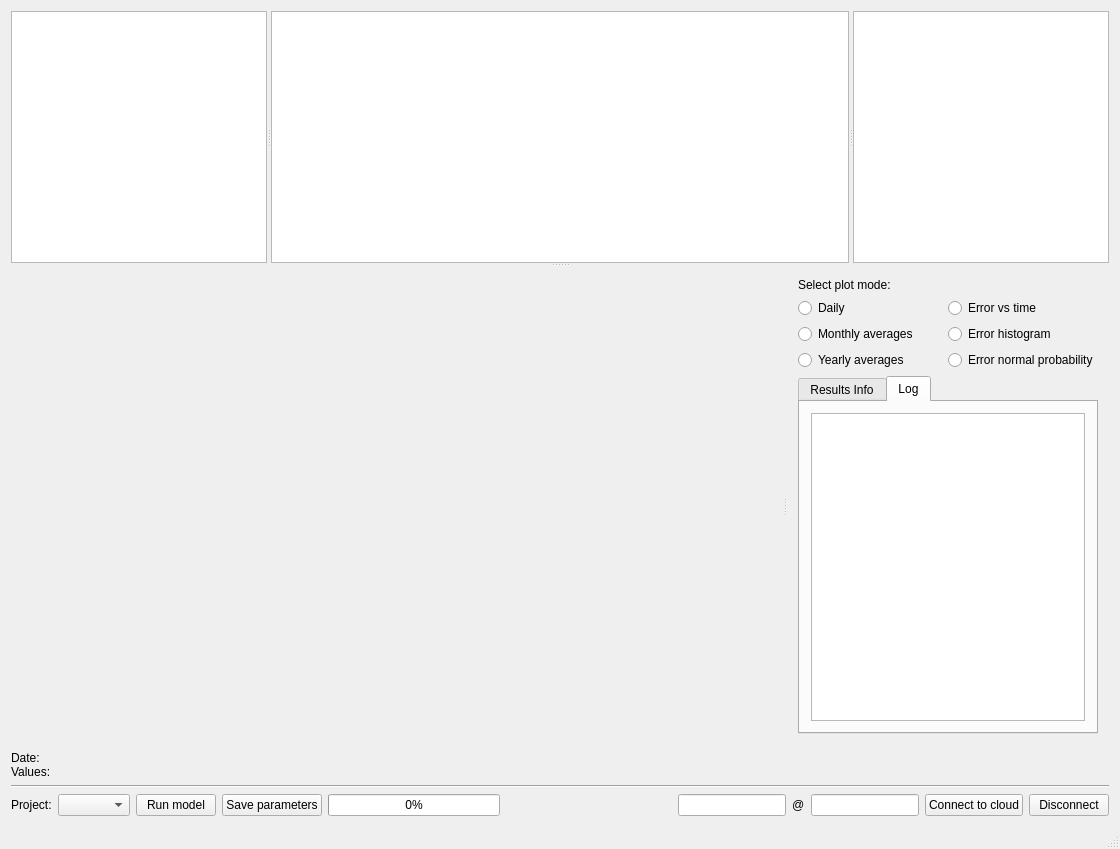
Before: the Qt Designer form mainwindow.ui in Lecheps/INCAView, drawn with Qt 5.
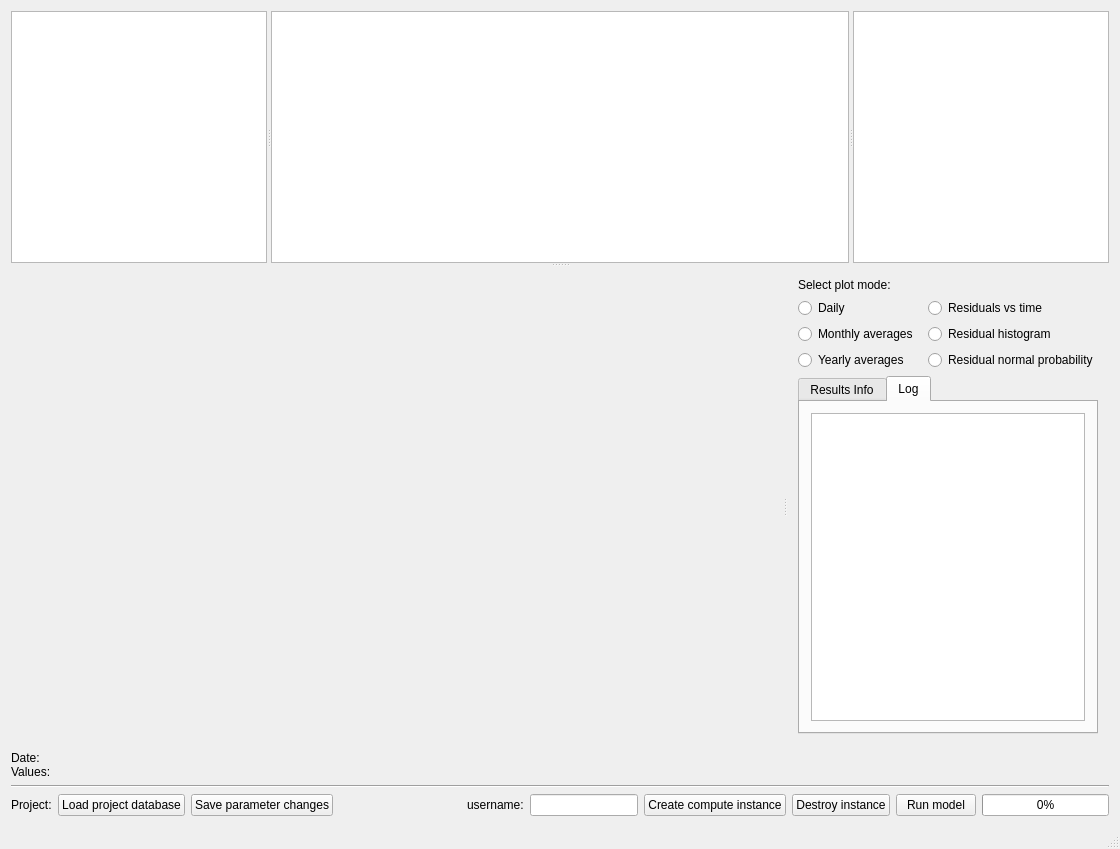
After: the same form once the commit is applied. Custom widgets are drawn as their Qt base class.

Commit message: More work on ability to create and destroy google compute instances. Added caching for loaded result data (untested)

The edit to the form file:
```diff
--- a/mainwindow.ui
+++ b/mainwindow.ui
@@ -122,21 +122,21 @@
                <item>
                 <widget class="QRadioButton" name="radioButtonErrors">
                  <property name="text">
-                  <string>Error vs time</string>
+                  <string>Residuals vs time</string>
                  </property>
                 </widget>
                </item>
                <item>
                 <widget class="QRadioButton" name="radioButtonErrorHistogram">
                  <property name="text">
-                  <string>Error histogram</string>
+                  <string>Residual histogram</string>
                  </property>
                 </widget>
                </item>
                <item>
                 <widget class="QRadioButton" name="radioButtonErrorNormalProbability">
                  <property name="text">
-                  <string>Error normal probability</string>
+                  <string>Residual normal probability</string>
                  </property>
                 </widget>
                </item>
@@ -207,29 +207,16 @@
          </widget>
         </item>
         <item>
-         <widget class="QComboBox" name="comboBoxSelectProject"/>
-        </item>
-        <item>
-         <widget class="QPushButton" name="pushRun">
-          <property name="toolTip">
-           <string>&lt;html&gt;&lt;head/&gt;&lt;body&gt;&lt;p&gt;Run INCA.&lt;/p&gt;&lt;/body&gt;&lt;/html&gt;</string>
-          </property>
+         <widget class="QPushButton" name="pushLoadProject">
           <property name="text">
-           <string>Run model</string>
+           <string>Load project database</string>
           </property>
          </widget>
         </item>
         <item>
          <widget class="QPushButton" name="pushSaveParameters">
           <property name="text">
-           <string>Save parameters</string>
-          </property>
-         </widget>
-        </item>
-        <item>
-         <widget class="QProgressBar" name="progressBarRunInca">
-          <property name="value">
-           <number>0</number>
+           <string>Save parameter changes</string>
           </property>
          </widget>
         </item>
@@ -246,6 +233,13 @@
           </property>
          </spacer>
         </item>
+        <item>
+         <widget class="QLabel" name="labelUsername">
+          <property name="text">
+           <string>username:</string>
+          </property>
+         </widget>
+        </item>
         <item>
          <widget class="QLineEdit" name="lineEditUsername">
           <property name="sizePolicy">
@@ -256,34 +250,34 @@
           </property>
          </widget>
         </item>
-        <item>
-         <widget class="QLabel" name="labelAt">
-          <property name="text">
-           <string>@</string>
-          </property>
-         </widget>
-        </item>
-        <item>
-         <widget class="QLineEdit" name="lineEditIP">
-          <property name="sizePolicy">
-           <sizepolicy hsizetype="Fixed" vsizetype="Fixed">
-            <horstretch>0</horstretch>
-            <verstretch>0</verstretch>
-           </sizepolicy>
-          </property>
-         </widget>
-        </item>
         <item>
          <widget class="QPushButton" name="pushConnect">
           <property name="text">
-           <string>Connect to cloud</string>
+           <string>Create compute instance</string>
           </property>
          </widget>
         </item>
         <item>
          <widget class="QPushButton" name="pushDisconnect">
           <property name="text">
-           <string>Disconnect</string>
+           <string>Destroy instance</string>
+          </property>
+         </widget>
+        </item>
+        <item>
+         <widget class="QPushButton" name="pushRun">
+          <property name="toolTip">
+           <string>&lt;html&gt;&lt;head/&gt;&lt;body&gt;&lt;p&gt;Run INCA.&lt;/p&gt;&lt;/body&gt;&lt;/html&gt;</string>
+          </property>
+          <property name="text">
+           <string>Run model</string>
+          </property>
+         </widget>
+        </item>
+        <item>
+         <widget class="QProgressBar" name="progressBarRunInca">
+          <property name="value">
+           <number>0</number>
           </property>
          </widget>
         </item>
```
Left out of the diff: 1 changed line with no effect on the pictures. The commit also changes 16 other files.
